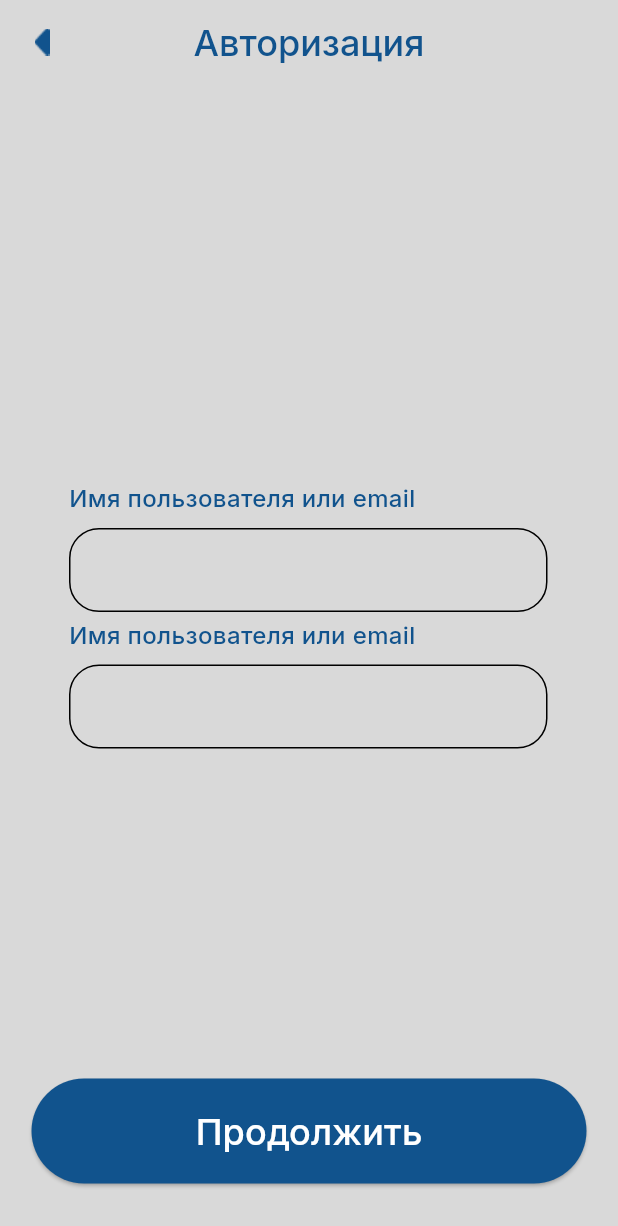
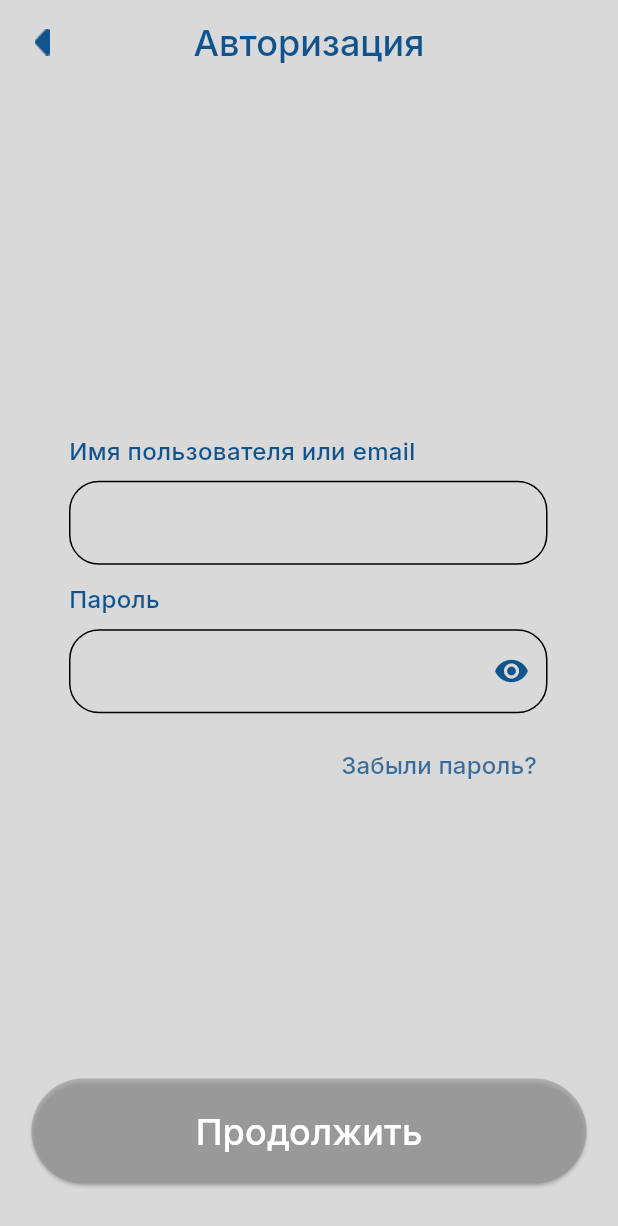
Before and after one commit to suzzzel/FitFlow, a Flutter app: the screen it shows after launch, after a tap on "Войти", on a phone screen of 412 x 824 dp. Shown: the top 1226 px of the screen. Run offline on Flutter 3.47's test engine with Material 3 defaults, Android fonts, the phone set to English and light mode, and no system bars; our stand-ins replace equatable, flutter_riverpod, go_router, google_fonts, riverpod_annotation, shared_preferences and 1 more; accounts and stored records are empty; generated files the repository leaves out were written again.

Commit message:
Working on auth 0.0.2

```diff
--- a/lib/features/auth/auth_signIn/data/repo/auth_sign_in_repo.dart
+++ b/lib/features/auth/auth_signIn/data/repo/auth_sign_in_repo.dart
@@ -10,7 +10,7 @@ class AuthSignInRepo implements AuthSignInRepoImpl {
   });
 
   @override
-  Future<void> signIn(
+  Future<bool> signIn(
       {required String emailOrName, required String password}) async {
     var isUserTypeMail =
         await supabase.from('users').select().eq('email', emailOrName);
@@ -20,6 +20,7 @@ class AuthSignInRepo implements AuthSignInRepoImpl {
       try {
         await supabase.auth
             .signInWithPassword(password: password, email: emailOrName);
+        return true;
       } catch (e) {
         rethrow;
       }
@@ -27,6 +28,7 @@ class AuthSignInRepo implements AuthSignInRepoImpl {
       try {
         await supabase.auth.signInWithPassword(
             password: password, email: isUserTypeName.first['email']);
+        return true;
       } catch (e) {
         rethrow;
       }
--- /dev/null
+++ b/lib/features/auth/auth_signIn/domain/providers/valid_sign_in_data.dart
@@ -0,0 +1,21 @@
+import 'package:flutter_riverpod/flutter_riverpod.dart';
+
+final emailProvider = StateProvider<String>((ref) => '');
+final isValidEmailProvider = StateProvider<bool>((ref) {
+  final email = ref.watch(emailProvider);
+  return email.isNotEmpty && email.length >= 3;
+});
+
+final passwordProvider = StateProvider<String>((ref) => '');
+final isValidPasswordProvider = StateProvider<bool>((ref) {
+  final password = ref.watch(passwordProvider);
+  return password.isNotEmpty && password.length >= 6;
+});
+
+final isDataSignInValidProvider = StateProvider<bool>((ref) {
+  final isEmailValid = ref.watch(isValidEmailProvider);
+  final isPasswordValid = ref.watch(isValidPasswordProvider);
+  return isEmailValid && isPasswordValid;
+});
+
+final firstImputProvider = StateProvider<bool>((ref) => true);
--- a/lib/features/auth/auth_signIn/domain/repo/auth_sign_in_domain.dart
+++ b/lib/features/auth/auth_signIn/domain/repo/auth_sign_in_domain.dart
@@ -9,8 +9,9 @@ class AuthSignInDomain implements AuthSignInDomainRepoImpl {
   });
 
   @override
-  Future<void> signIn(
+  Future<bool> signIn(
       {required String emailOrName, required String password}) async {
-    await authSignInRepo.signIn(emailOrName: emailOrName, password: password);
+    return await authSignInRepo.signIn(
+        emailOrName: emailOrName, password: password);
   }
 }
--- a/lib/features/auth/auth_signIn/domain/repo/auth_sign_in_domain_repo_impl.dart
+++ b/lib/features/auth/auth_signIn/domain/repo/auth_sign_in_domain_repo_impl.dart
@@ -1,3 +1,3 @@
 abstract class AuthSignInDomainRepoImpl {
-  Future<void> signIn({required String emailOrName, required String password});
+  Future<bool> signIn({required String emailOrName, required String password});
 }
--- a/lib/features/auth/auth_signIn/presentation/controllers/sign_in_controller.dart
+++ b/lib/features/auth/auth_signIn/presentation/controllers/sign_in_controller.dart
@@ -1,18 +1,23 @@
+// ignore_for_file: public_member_api_docs, sort_constructors_first
+import 'package:riverpod_annotation/riverpod_annotation.dart';
+
 import 'package:fitflow/features/auth/auth_signIn/domain/providers/auth_sign_in_domain_provider.dart';
-import 'package:riverpod_annotation/riverpod_annotation.dart';
 
 part 'sign_in_controller.g.dart';
 
 @riverpod
 class SignInController extends _$SignInController {
+  SignInController();
+
   @override
   FutureOr<void> build() {}
 
-  Future<void> signIn(
+  Future<bool> signIn(
       {required String emailOrName, required String password}) async {
     final authRepo = ref.read(authSignInDomainProvider);
     state = const AsyncLoading();
     state = await AsyncValue.guard(
         () => authRepo.signIn(emailOrName: emailOrName, password: password));
+    return state.hasError;
   }
 }
--- a/lib/features/auth/auth_signIn/presentation/sign_in_button.dart
+++ b/lib/features/auth/auth_signIn/presentation/sign_in_button.dart
@@ -1,28 +1,50 @@
+import 'dart:developer';
+
+import 'package:fitflow/features/auth/auth_signIn/domain/providers/valid_sign_in_data.dart';
 import 'package:fitflow/features/auth/auth_signIn/presentation/controllers/sign_in_controller.dart';
 import 'package:flutter/material.dart';
 import 'package:flutter_riverpod/flutter_riverpod.dart';
 import 'package:google_fonts/google_fonts.dart';
 
 class SignInButton extends ConsumerWidget {
-  final bool isActive;
-  const SignInButton({super.key, required this.isActive});
+  const SignInButton({
+    super.key,
+  });
 
   @override
   Widget build(BuildContext context, WidgetRef ref) {
     final AsyncValue<void> state = ref.watch(signInControllerProvider);
+    final signIn = ref.watch(signInControllerProvider.notifier);
+    final firtImput = ref.watch(firstImputProvider.notifier);
+    final emailOrName = ref.watch(emailProvider.notifier);
+    final password = ref.watch(passwordProvider.notifier);
+    final isButtonActive = ref.watch(isDataSignInValidProvider.notifier);
     return Padding(
       padding: const EdgeInsets.only(left: 21, right: 21),
       child: ElevatedButton(
           onPressed: state.isLoading
               ? null
-              : () => ref
-                  .read(signInControllerProvider.notifier)
-                  .signIn(emailOrName: 'test', password: '123123'),
+              : () async {
+                  firtImput.state = true;
+                  if (isButtonActive.state) {
+                    final response = await signIn.signIn(
+                        emailOrName: emailOrName.state,
+                        password: password.state);
+                    if (!response) {
+                      isButtonActive.state = false;
+                    }
+                    firtImput.state = !response;
+                  } else {
+                    firtImput.state = false;
+                  }
+                },
           style: ButtonStyle(
               fixedSize: WidgetStatePropertyAll(
                   Size(MediaQuery.of(context).size.width, 70)),
               backgroundColor: WidgetStatePropertyAll(
-                Theme.of(context).colorScheme.secondary,
+                isButtonActive.state
+                    ? Theme.of(context).colorScheme.secondary
+                    : Theme.of(context).colorScheme.tertiary,
               )),
           child: state.isLoading
               ? CircularProgressIndicator(
--- a/lib/features/auth/presentation/general/custom_text_field.dart
+++ b/lib/features/auth/presentation/general/custom_text_field.dart
@@ -13,7 +13,7 @@ class CustomTextField extends StatelessWidget {
   final String? Function(String?)? validator;
   final FocusNode? focusNode;
   final String? errorMsg;
-  final String? Function(String?)? onChanged;
+  final String? Function(String)? onChanged;
   final ValueChanged<String>? onFieldSubmitted;
   final Color? notAuthColor;
   final Function(PointerDownEvent)? onTepOutside;
@@ -58,6 +58,7 @@ class CustomTextField extends StatelessWidget {
           child: Stack(
             children: [
               TextFormField(
+                obscuringCharacter: '*',
                 validator: validator,
                 controller: controller,
                 obscureText: obscureText,
--- a/lib/features/auth/presentation/sign_in_page/sign_in_main_widget.dart
+++ b/lib/features/auth/presentation/sign_in_page/sign_in_main_widget.dart
@@ -1,5 +1,7 @@
 import 'dart:developer';
 
+import 'package:fitflow/features/auth/auth_signIn/domain/providers/valid_sign_in_data.dart';
+import 'package:fitflow/features/auth/auth_signIn/presentation/controllers/sign_in_controller.dart';
 import 'package:fitflow/features/auth/auth_signIn/presentation/sign_in_button.dart';
 import 'package:fitflow/features/auth/presentation/general/custom_text_field.dart';
 import 'package:flutter/material.dart';
@@ -16,15 +18,25 @@ class SignInMainWidget extends ConsumerStatefulWidget {
 
 class SignInMainWidgetState extends ConsumerState<SignInMainWidget> {
   final emailController = TextEditingController();
+  final passwordController = TextEditingController();
+  IconData iconPassword = Icons.visibility;
+  bool obscurePassword = true;
 
   @override
   Widget build(BuildContext context) {
+    final emailInput = ref.watch(emailProvider.notifier);
+    final passImput = ref.watch(passwordProvider.notifier);
+    final firstImput = ref.watch(firstImputProvider);
+    final signInController = ref.watch(signInControllerProvider);
+    signInController.hasError ? log('error') : ();
     return Scaffold(
       extendBodyBehindAppBar: true,
       appBar: AppBar(
         leading: IconButton(
             onPressed: () {
               context.pop();
+              ref.watch(firstImputProvider.notifier).state = true;
+              ref.watch(isDataSignInValidProvider.notifier).state = false;
             },
             icon: Image.asset('assets/leading/arrow.png')),
         centerTitle: true,
@@ -43,9 +55,7 @@ class SignInMainWidgetState extends ConsumerState<SignInMainWidget> {
             alignment: Alignment.bottomCenter,
             child: Padding(
               padding: EdgeInsets.only(bottom: 35),
-              child: SignInButton(
-                isActive: true,
-              ),
+              child: SignInButton(),
             ),
           ),
           Column(
@@ -54,30 +64,85 @@ class SignInMainWidgetState extends ConsumerState<SignInMainWidget> {
             mainAxisAlignment: MainAxisAlignment.center,
             children: [
               Padding(
-                padding: const EdgeInsets.only(left: 46, right: 47),
+                padding: const EdgeInsets.only(left: 46, right: 47, bottom: 8),
                 child: CustomTextField(
                   controller: emailController,
                   obscureText: false,
+                  onChanged: (value) {
+                    log(emailController.text);
+                    emailInput.state = value;
+                  },
                   keyboardType: TextInputType.emailAddress,
                   labelText: 'Имя пользователя или email',
                 ),
               ),
               Padding(
-                padding: const EdgeInsets.only(left: 46, right: 47),
+                padding: const EdgeInsets.only(left: 46, right: 47, bottom: 7),
                 child: CustomTextField(
-                  controller: emailController,
-                  obscureText: false,
-                  keyboardType: TextInputType.emailAddress,
-                  labelText: 'Имя пользователя или email',
+                  onChanged: (value) {
+                    log(passwordController.text);
+                    passImput.state = value;
+                  },
+                  suffixIcon: IconButton(
+                      onPressed: () {
+                        setState(() {
+                          obscurePassword = !obscurePassword;
+                          iconPassword = obscurePassword
+                              ? Icons.visibility
+                              : iconPassword = Icons.visibility_off;
+                        });
+                      },
+                      icon: Icon(
+                        iconPassword,
+                        color: obscurePassword
+                            ? Theme.of(context).colorScheme.secondary
+                            : Theme.of(context).colorScheme.onSurface,
+                      )),
+                  controller: passwordController,
+                  obscureText: obscurePassword,
+                  keyboardType: TextInputType.visiblePassword,
+                  labelText: 'Пароль',
                 ),
               ),
+              Align(
+                alignment: Alignment.centerRight,
+                child: Padding(
+                  padding: const EdgeInsets.only(right: 54),
+                  child: TextButton(
+                      style: const ButtonStyle(
+                          padding: WidgetStatePropertyAll(EdgeInsets.all(0))),
+                      onPressed: () {},
+                      child: FittedBox(
+                        child: Text(
+                          'Забыли пароль?',
+                          style: GoogleFonts.inter(
+                              fontSize: 16,
+                              fontWeight: FontWeight.w500,
+                              color: Theme.of(context)
+                                  .colorScheme
+                                  .secondary
+                                  .withOpacity(0.8)),
+                        ),
+                      )),
+                ),
+              ),
+              !firstImput
+                  ? Padding(
+                      padding:
+                          const EdgeInsets.only(top: 23, right: 44, left: 44),
+                      child: FittedBox(
+                        child: Text(
+                          'Неверное имя пользователя или email',
+                          style: GoogleFonts.inter(
+                              fontSize: 16,
+                              fontWeight: FontWeight.w500,
+                              color: const Color.fromRGBO(255, 10, 10, 0.8)),
+                        ),
+                      ),
+                    )
+                  : const SizedBox(),
             ],
           ),
-          // ElevatedButton(
-          //     onPressed: () {
-          //       log(emailController.text);
-          //     },
-          //     child: Text('test'))
         ],
       ),
     );
--- a/lib/features/home/presentation/home_widget.dart
+++ b/lib/features/home/presentation/home_widget.dart
@@ -1,5 +1,5 @@
 import 'package:fitflow/features/auth/auth_signOut/presentation/sign_out_button.dart';
-import 'package:fitflow/features/auth/auth_state_new/new_logic/data/authstate_repo.dart';
+import 'package:fitflow/features/auth/auth_state_new/data/authstate_repo.dart';
 import 'package:fitflow/features/themes/data/models/theme_dark.dart';
 import 'package:fitflow/features/themes/domain/providers/theme_app_domain_provider.dart';
 import 'package:flutter/material.dart';
--- a/lib/features/loading/presentation/loading_widget.dart
+++ b/lib/features/loading/presentation/loading_widget.dart
@@ -1,5 +1,4 @@
 import 'package:flutter/material.dart';
-import 'package:google_fonts/google_fonts.dart';
 
 class LoadingWidget extends StatelessWidget {
   const LoadingWidget({super.key});
@@ -7,29 +6,49 @@ class LoadingWidget extends StatelessWidget {
   @override
   Widget build(BuildContext context) {
     return Scaffold(
-      body: Center(
-        child: Column(
-          mainAxisSize: MainAxisSize.min,
-          children: [
-            Image.asset(
-              'assets/logo/logo.png',
-              width: 150,
-              height: 150,
+      body: Stack(
+        children: [
+          Image.asset(
+            'assets/auth/background.png',
+            width: MediaQuery.of(context).size.width,
+            height: MediaQuery.of(context).size.height,
+            fit: BoxFit.cover,
+          ),
+          Padding(
+            padding: const EdgeInsets.only(
+              top: 165,
             ),
-            const SizedBox(
-              height: 50,
+            child: Align(
+              alignment: Alignment.topCenter,
+              child: Container(
+                decoration: BoxDecoration(
+                    borderRadius: BorderRadius.circular(22),
+                    color: Theme.of(context).colorScheme.secondary,
+                    boxShadow: [
+                      BoxShadow(
+                        color: Theme.of(context).colorScheme.secondary,
+                        blurRadius: 50,
+                      ),
+                    ]),
+                child: Image.asset(
+                  'assets/logo/logo.png',
+                  width: 200,
+                  height: 200,
+                ),
+              ),
             ),
-            CircularProgressIndicator(
-                color: Theme.of(context).colorScheme.secondary),
-            const SizedBox(
-              height: 50,
+          ),
+          Padding(
+            padding: const EdgeInsets.only(bottom: 35),
+            child: Align(
+              alignment: Alignment.bottomCenter,
+              child: CircularProgressIndicator(
+                color: Theme.of(context).colorScheme.onSecondary,
+                strokeWidth: 1,
+              ),
             ),
-            Text(
-              'Отложите все отговорки и помните: вы способны.',
-              style: GoogleFonts.inter(),
-            )
-          ],
-        ),
+          ),
+        ],
       ),
     );
   }
--- a/lib/navigation/router.dart
+++ b/lib/navigation/router.dart
@@ -1,6 +1,5 @@
 import 'dart:developer';
-import 'package:fitflow/features/auth/auth_state_new/domain/models/app_user_state.dart';
-import 'package:fitflow/features/auth/auth_state_new/new_logic/data/authstate_repo.dart';
+import 'package:fitflow/features/auth/auth_state_new/data/authstate_repo.dart';
 import 'package:fitflow/features/auth/presentation/sign_in_page/sign_in_main_widget.dart';
 import 'package:fitflow/navigation/paths.dart';
 import 'package:fitflow/features/auth/presentation/auth_main_widget.dart';
@@ -53,14 +52,14 @@ GoRouter router(Ref ref) {
         path: RouterPath.NOTLOGIN,
         name: RouterPath.NOTLOGIN,
         builder: (context, state) {
-          return AuthMainWidget();
+          return const AuthMainWidget();
         },
         routes: [
           GoRoute(
             path: RouterPath.SIGNIN,
             name: RouterPath.SIGNIN,
             builder: (context, state) {
-              return SignInMainWidget();
+              return const SignInMainWidget();
             },
           ),
           GoRoute(
@@ -73,7 +72,7 @@ GoRouter router(Ref ref) {
                       onPressed: () {
                         context.pop();
                       },
-                      child: Text('back to auth\nits register')),
+                      child: const Text('back to auth\nits register')),
                 ),
               );
             },
@@ -84,14 +83,14 @@ GoRouter router(Ref ref) {
         path: RouterPath.HOME,
         name: RouterPath.HOME,
         builder: (context, state) {
-          return HomeWidget();
+          return const HomeWidget();
         },
       ),
       GoRoute(
         path: RouterPath.LOADING,
         name: RouterPath.LOADING,
         builder: (context, state) {
-          return LoadingWidget();
+          return const LoadingWidget();
         },
       ),
     ],
```
Also changed, not shown: lib/features/auth/auth_signIn/presentation/controllers/sign_in_controller.g.dart, lib/features/auth/auth_state_new/data/authstate_repo.dart (renamed from lib/features/auth/auth_state_new/new_logic/data/authstate_repo.dart), lib/features/auth/auth_state_new/data/authstate_repo.g.dart (renamed from lib/features/auth/auth_state_new/new_logic/data/authstate_repo.g.dart), lib/navigation/router.g.dart, 1 other file.
